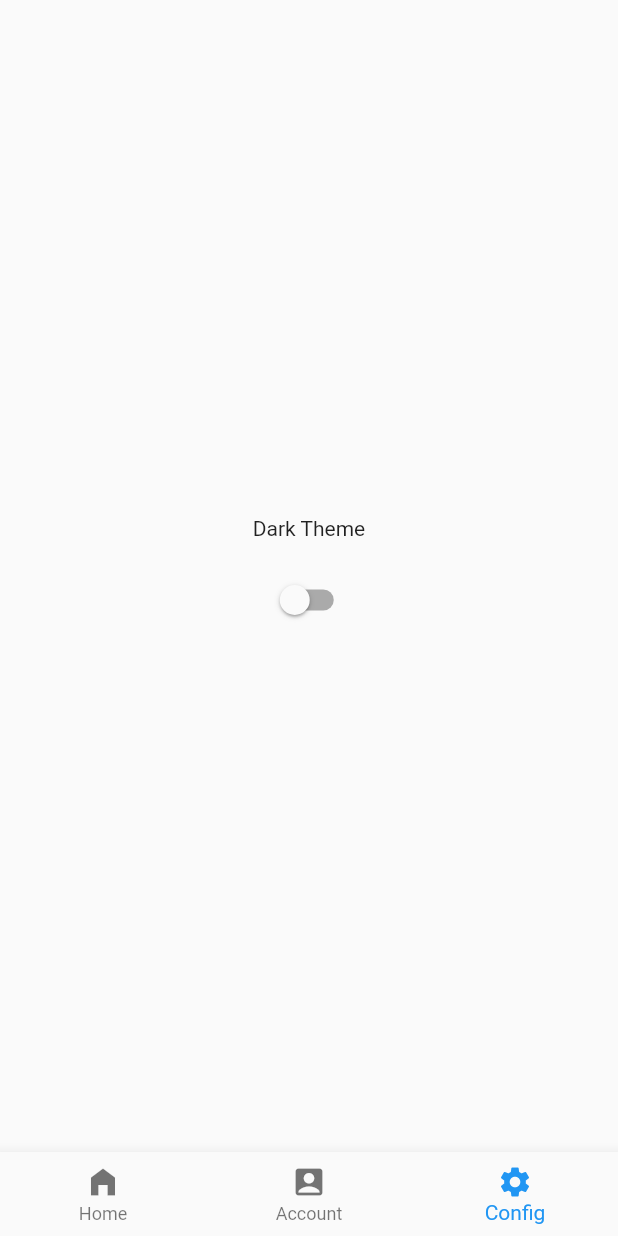
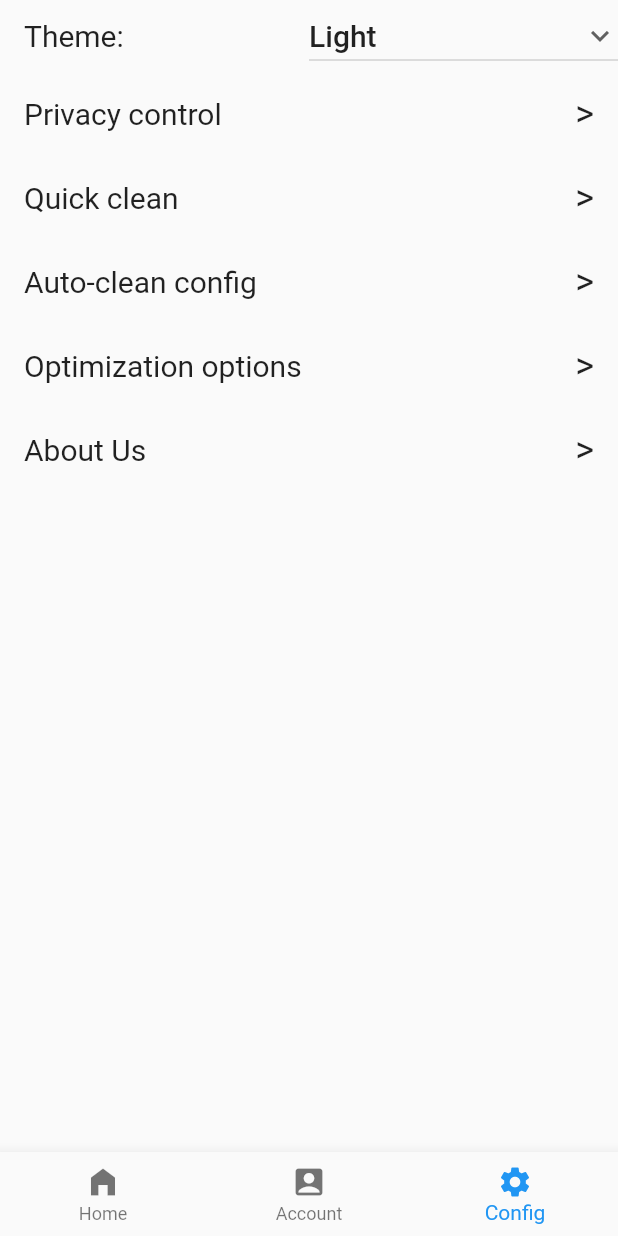
Before and after one commit to MrZethaz/projetowebdesign_1aii_ifbaiano, a Flutter app: the screen it shows after launch, item 3 of the bottom bar chosen, on a phone screen of 412 x 824 dp. Run offline on Flutter 3.47's test engine with Material 2 defaults, Android fonts, the phone set to English and light mode, and no system bars; missing offline and left inert: dart:ffi.

Commit message:
Improved configuration tab, named routes, and blank pages to represent the button meant page

```diff
--- a/lib/ProjetoWebDesign.dart
+++ b/lib/ProjetoWebDesign.dart
@@ -1,5 +1,10 @@
+import 'dart:ffi';
+
 import 'package:flutter/material.dart';
+import 'package:projeto_webdesign/screens/ConfigBlankPage.dart';
 import 'package:projeto_webdesign/screens/Home.dart';
+import 'package:projeto_webdesign/screens/Login.dart';
+import 'package:projeto_webdesign/screens/OptimizationBlankPage.dart';
 
 ThemeData theme = ThemeData.light()
     .copyWith(colorScheme: ColorScheme.fromSwatch(primarySwatch: Colors.blue));
@@ -8,11 +13,26 @@ ThemeData darkTheme = ThemeData.dark()
 
 class AppTheme with ChangeNotifier {
   bool isDarkTheme = false;
+  bool system = false;
 
-  ThemeMode get themeMode => isDarkTheme ? ThemeMode.dark : ThemeMode.light;
+  ThemeMode get themeMode => system
+      ? ThemeMode.system
+      : isDarkTheme
+          ? ThemeMode.dark
+          : ThemeMode.light;
 
   void toogleTheme() {
     isDarkTheme = !isDarkTheme;
+    notifyListeners();
+  }
+
+  void setTheme({required bool isDark}) {
+    isDarkTheme = isDark;
+    notifyListeners();
+  }
+
+  void setSystem({required bool system}) {
+    this.system = system;
     notifyListeners();
   }
 }
@@ -45,7 +65,13 @@ class _ProjetoWebDesignState extends State<ProjetoWebDesign> {
       theme: theme,
       darkTheme: darkTheme,
       themeMode: appTheme.themeMode,
-      home: Home(),
+      initialRoute: "/home",
+      routes: {
+        "/home": (context) => Home(),
+        "/login": (context) => LoginPage(),
+        "/blankconfig": (context) => ConfigBlankPage(),
+        "/blankoptimization": (context) => OptimizationBlankPage()
+      },
     );
   }
 }
--- a/lib/screens/Clean.dart
+++ b/lib/screens/Clean.dart
@@ -40,10 +40,7 @@ class _CleanState extends State<Clean> {
               children: [
                 Text(
                   "Improve your smartphone:",
-                  style: TextStyle(
-                      fontSize: 36,
-                      fontFamily: "Montserrat",
-                      fontWeight: FontWeight.w500),
+                  style: TextStyle(fontSize: 36, fontWeight: FontWeight.w500),
                 ),
                 SizedBox(
                   height: 32,
@@ -74,7 +71,6 @@ class _CleanState extends State<Clean> {
                                   labels[index],
                                   style: TextStyle(
                                       fontSize: 24,
-                                      fontFamily: "Montserrat",
                                       fontWeight: FontWeight.w500),
                                 ),
                                 SizedBox(
--- a/lib/screens/Config.dart
+++ b/lib/screens/Config.dart
@@ -10,28 +10,90 @@ class Config extends StatefulWidget {
 
 class _ConfigState extends State<Config> {
   bool darkTheme = appTheme.isDarkTheme;
+  // Initial Selected Value
+  String dropdownvalue = appTheme.isDarkTheme ? 'Dark' : 'Light';
+
+  // List of items in our dropdown menu
+  var items = ['Light', 'Dark'];
   @override
   Widget build(BuildContext context) {
     return Scaffold(
-      body: Center(
-          child: Column(
-        mainAxisAlignment: MainAxisAlignment.center,
+      body: SafeArea(
+          child: ListView(
+        physics: BouncingScrollPhysics(),
         children: [
-          Text("Dark Theme"),
-          SizedBox(
-            height: 16,
-          ),
-          Switch(
-            value: darkTheme,
-            onChanged: (value) {
-              appTheme.toogleTheme();
-              setState(() {
-                darkTheme = value;
-              });
-            },
-          )
+          _getThemeConfig(),
+          _getTile("Privacy control"),
+          _getTile("Quick clean"),
+          _getTile("Auto-clean config"),
+          _getTile("Optimization options"),
+          _getTile("About Us"),
         ],
       )),
     );
   }
+
+  _getTile(String _name) {
+    return ListTile(
+      title: Row(children: [
+        Text(
+          _name,
+          style: TextStyle(fontSize: 20),
+        ),
+        Expanded(child: Container()),
+        Text(
+          ">",
+          style: TextStyle(fontSize: 24),
+        )
+      ]),
+      onTap: () {
+        Navigator.of(context).pushNamed("/blankconfig");
+      },
+    );
+  }
+
+  _getThemeConfig() {
+    return Padding(
+      padding: const EdgeInsets.only(left: 16),
+      child: Row(children: [
+        Text(
+          "Theme: ",
+          style: TextStyle(
+            fontSize: 20,
+          ),
+        ),
+        Expanded(child: Container()),
+        Container(
+          child: DropdownButton(
+            style: Theme.of(context).textTheme.button!.copyWith(fontSize: 20),
+            isExpanded: true,
+            // Initial Value
+            value: dropdownvalue,
+
+            // Down Arrow Icon
+            icon: const Icon(Icons.keyboard_arrow_down),
+
+            // Array list of items
+            items: items.map((String items) {
+              return DropdownMenuItem(
+                value: items,
+                child: Text(items),
+              );
+            }).toList(),
+            // After selecting the desired option,it will
+            // change button value to selected value
+            onChanged: (String? newValue) {
+              setState(() {
+                dropdownvalue = newValue!;
+                newValue == 'Dark'
+                    ? appTheme.setTheme(isDark: true)
+                    : appTheme.setTheme(isDark: false);
+              });
+            },
+          ),
+          width: MediaQuery.of(context).size.width * 0.5,
+        )
+      ]),
+    );
+  }
 }
```
Also changed, not shown: lib/screens/ConfigBlankPage.dart (added, +13 -0 lines), lib/screens/OptimizationBlankPage.dart (added, +13 -0 lines).
